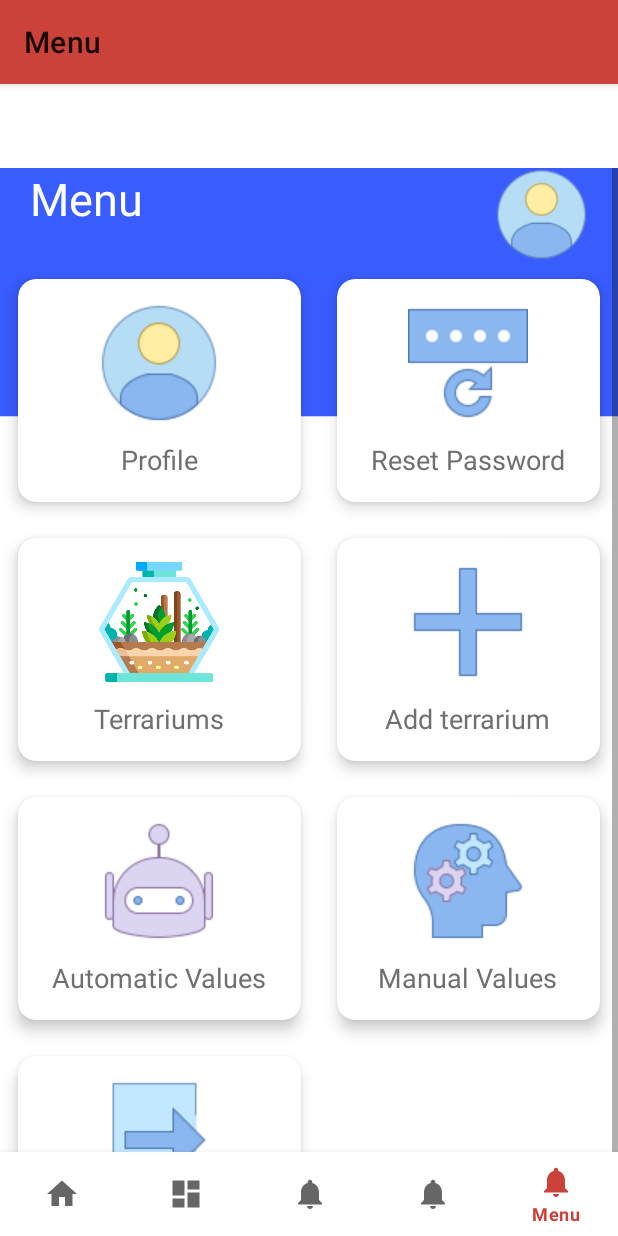
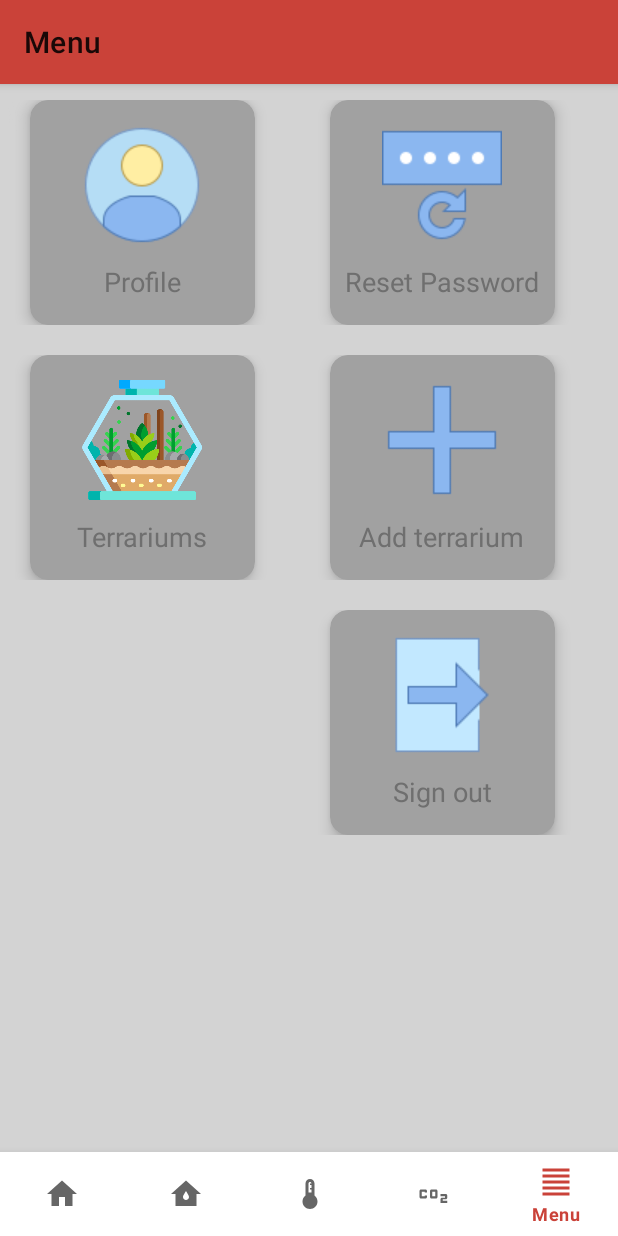
Before and after one commit to alinusiacoban/SEP4-InteractiveMedia, an Android app: the MenuFragment screen opened through its navigation route, on a phone screen of 412 x 824 dp. Run offline under Robolectric (Android 15) with nearby library versions, the phone set to English and light mode, and no system bars; our stand-ins replace Firebase (no records; nobody signed in at launch, a user with empty details on screens opened directly), navigation-ui.

Commit message:
finally fixed the menu page

```diff
--- a/app/src/main/res/layout/activity_main.xml
+++ b/app/src/main/res/layout/activity_main.xml
@@ -1,10 +1,10 @@
 <?xml version="1.0" encoding="utf-8"?>
 <androidx.constraintlayout.widget.ConstraintLayout xmlns:android="http://schemas.android.com/apk/res/android"
     xmlns:app="http://schemas.android.com/apk/res-auto"
+    xmlns:tools="http://schemas.android.com/tools"
     android:id="@+id/container"
     android:layout_width="match_parent"
-    android:layout_height="match_parent"
-    android:paddingTop="?attr/actionBarSize">
+    android:layout_height="match_parent">
 
     <com.google.android.material.bottomnavigation.BottomNavigationView
         android:id="@+id/nav_view"
@@ -12,7 +12,7 @@
         android:layout_height="wrap_content"
         android:layout_marginStart="0dp"
         android:layout_marginEnd="0dp"
-        android:background="?android:attr/windowBackground"
+        android:background="@color/white"
         app:layout_constraintBottom_toBottomOf="parent"
         app:layout_constraintLeft_toLeftOf="parent"
         app:layout_constraintRight_toRightOf="parent"
@@ -23,11 +23,12 @@
         android:name="androidx.navigation.fragment.NavHostFragment"
         android:layout_width="match_parent"
         android:layout_height="match_parent"
-        app:defaultNavHost="true"
+        android:layout_marginBottom="4dp"
+        app:defaultNavHost="false"
         app:layout_constraintBottom_toTopOf="@id/nav_view"
+        app:layout_constraintHorizontal_bias="0.0"
         app:layout_constraintLeft_toLeftOf="parent"
         app:layout_constraintRight_toRightOf="parent"
-        app:layout_constraintTop_toTopOf="parent"
         app:navGraph="@navigation/mobile_navigation" />
 
 </androidx.constraintlayout.widget.ConstraintLayout>
--- a/app/src/main/res/layout/fragment_home.xml
+++ b/app/src/main/res/layout/fragment_home.xml
@@ -4,8 +4,8 @@
     xmlns:tools="http://schemas.android.com/tools"
     android:layout_width="match_parent"
     android:layout_height="match_parent"
-    android:padding="8dp"
-    tools:context="com.aliniacoban.fishingindenmark.terraiot.ui.home.HomeFragment">
+    tools:context="com.aliniacoban.fishingindenmark.terraiot.ui.home.HomeFragment"
+    android:background="#D3D3D3">
 
     <TextView
         android:id="@+id/text_home"
@@ -86,7 +86,7 @@
                     android:background="@drawable/text_view_circle"
                     android:gravity="center"
                     android:layout_gravity="top"
-                    android:text="pula mea"
+                    android:text=""
                     android:textColor="@color/colorBlack"
                     />
 
@@ -104,7 +104,7 @@
                     android:background="@drawable/text_view_circle"
                     android:gravity="center"
                     android:layout_gravity="top"
-                    android:text="pula calului"
+                    android:text=""
                     android:textColor="@color/colorBlack"
                     />
             </LinearLayout>
@@ -145,7 +145,7 @@
                 android:background="@drawable/text_view_circle"
                 android:layout_gravity="top"
                 android:gravity="center"
-                android:text="pulapizda"
+                android:text=""
                 android:textColor="@color/colorBlack"
 
                 />
--- a/app/src/main/res/layout/menu_fragment.xml
+++ b/app/src/main/res/layout/menu_fragment.xml
@@ -1,297 +1,231 @@
 <?xml version="1.0" encoding="utf-8"?>
-<ScrollView
-    xmlns:android="http://schemas.android.com/apk/res/android"
+
+<LinearLayout xmlns:android="http://schemas.android.com/apk/res/android"
     xmlns:app="http://schemas.android.com/apk/res-auto"
     xmlns:tools="http://schemas.android.com/tools"
+    android:id="@+id/fragment1"
     android:layout_width="match_parent"
     android:layout_height="match_parent"
     android:orientation="vertical"
     tools:context=".terraiot.ui.menu.MenuFragment"
-    android:background="@drawable/menu_background"
-    android:id="@+id/fragment1"
-   >
-
-    <LinearLayout
-        android:layout_width="match_parent"
-        android:layout_height="match_parent"
-        android:orientation="vertical"
-        >
-        <RelativeLayout
-            android:layout_width="match_parent"
-            android:layout_height="wrap_content"
-            android:layout_marginRight="20dp"
-            android:layout_marginLeft="20dp" >
+    android:background="#D3D3D3">
 
     <TextView
         android:id="@+id/textMenu"
         android:layout_width="wrap_content"
         android:layout_height="wrap_content"
         android:text="Menu"
-                android:textColor="@color/white"
-                android:textSize="30sp" />
+        android:textColor="#D3D3D3"
+        android:textSize="30sp"
+        android:textStyle="bold" />
 
-            <ImageView
-                android:id="@+id/setProfilePicture"
-                android:layout_width="62dp"
-                android:layout_height="62dp"
-                android:layout_alignParentRight="true"
-                android:background="@drawable/add_profile_icon" />
-
-
-
-        </RelativeLayout>
-
-        <GridLayout
+    <LinearLayout
         android:layout_width="match_parent"
         android:layout_height="wrap_content"
+        android:layout_marginTop="-40dp"
+        android:alignmentMode="alignMargins"
         android:columnOrderPreserved="false"
-            android:alignmentMode="alignMargins"
-            android:columnCount="2"
-            android:rowCount="4">
+        android:orientation="vertical">
+
+        <LinearLayout
+            android:layout_width="match_parent"
+            android:layout_height="wrap_content"
+            android:orientation="horizontal"
+            android:padding="10dp">
 
             <androidx.cardview.widget.CardView
                 android:id="@+id/displayUserInfo"
-                android:layout_width="wrap_content"
-                android:layout_height="wrap_content"
+                android:layout_width="150dp"
+                android:layout_height="150dp"
+                android:layout_rowWeight="2"
                 android:layout_columnWeight="1"
-                android:layout_rowWeight="2"
+                android:layout_marginLeft="10dp"
+                app:cardCornerRadius="12dp"
                 app:cardElevation="6dp"
-                app:cardCornerRadius="12dp"
-                android:layout_margin="12dp">
+                app:cardBackgroundColor="#A1A1A1">
 
                 <LinearLayout
                     android:layout_width="match_parent"
                     android:layout_height="match_parent"
                     android:gravity="center"
-                    android:padding="16dp"
                     android:orientation="vertical"
-                    >
+                    android:padding="16dp">
 
                     <ImageView
                         android:layout_width="80dp"
                         android:layout_height="80dp"
-                        android:background="@drawable/profile_icon"/>
+                        android:background="@drawable/profile_icon" />
+
                     <TextView
                         android:layout_width="wrap_content"
                         android:layout_height="wrap_content"
+                        android:layout_marginTop="12dp"
                         android:text="Profile"
-                        android:textSize="18sp"
                         android:textColor="#6f6f6f"
-                        android:layout_marginTop="12dp"/>
-
-
-                </LinearLayout>
-
-            </androidx.cardview.widget.CardView>
-            <androidx.cardview.widget.CardView
-                android:id="@+id/resetPasswordProfile"
-                android:layout_width="wrap_content"
-                android:layout_height="wrap_content"
-                android:layout_columnWeight="1"
-                android:layout_rowWeight="1"
-                app:cardElevation="6dp"
-                app:cardCornerRadius="12dp"
-                android:layout_margin="12dp">
-
-                <LinearLayout
-                    android:layout_width="match_parent"
-                    android:layout_height="match_parent"
-                    android:gravity="center"
-                    android:padding="16dp"
-                    android:orientation="vertical"
-                    >
-
-                    <ImageView
-                        android:layout_width="80dp"
-                        android:layout_height="80dp"
-                        android:background="@drawable/reset_password"/>
-                    <TextView
-                        android:layout_width="wrap_content"
-                        android:layout_height="wrap_content"
-                        android:text="Reset Password"
-                        android:textSize="18sp"
-                        android:textColor="#6f6f6f"
-                        android:layout_marginTop="12dp"/>
-
-
-                </LinearLayout>
-
-            </androidx.cardview.widget.CardView>
-            <androidx.cardview.widget.CardView
-                android:id="@+id/terrariumsList"
-                android:layout_width="wrap_content"
-                android:layout_height="wrap_content"
-                android:layout_columnWeight="1"
-                android:layout_rowWeight="1"
-                app:cardElevation="6dp"
-                app:cardCornerRadius="12dp"
-                android:layout_margin="12dp">
-
-                <LinearLayout
-                    android:layout_width="match_parent"
-                    android:layout_height="match_parent"
-                    android:gravity="center"
-                    android:padding="16dp"
-                    android:orientation="vertical"
-                    >
-
-                    <ImageView
-                        android:layout_width="80dp"
-                        android:layout_height="80dp"
-                        android:background="@drawable/terrarium_list"/>
-                    <TextView
-                        android:layout_width="wrap_content"
-                        android:layout_height="wrap_content"
-                        android:text="Terrariums"
-                        android:textSize="18sp"
-                        android:textColor="#6f6f6f"
-                        android:layout_marginTop="12dp"/>
-
-
-                </LinearLayout>
-
-            </androidx.cardview.widget.CardView>
-            <androidx.cardview.widget.CardView
-                android:id="@+id/addTerrariumToList"
-                android:layout_width="wrap_content"
-                android:layout_height="wrap_content"
-                android:layout_columnWeight="1"
-                android:layout_rowWeight="1"
-                app:cardElevation="6dp"
-                app:cardCornerRadius="12dp"
-                android:layout_margin="12dp">
-
-                <LinearLayout
-                    android:layout_width="match_parent"
-                    android:layout_height="match_parent"
-                    android:gravity="center"
-                    android:padding="16dp"
-                    android:orientation="vertical"
-                    >
-
-                    <ImageView
-                        android:layout_width="80dp"
-                        android:layout_height="80dp"
-                        android:background="@drawable/add_terrarium"/>
-                    <TextView
-                        android:layout_width="wrap_content"
-                        android:layout_height="wrap_content"
-                        android:text="Add terrarium"
-                        android:textSize="18sp"
-                        android:textColor="#6f6f6f"
-                        android:layout_marginTop="12dp"/>
-
-
-                </LinearLayout>
-
-            </androidx.cardview.widget.CardView>
-            <androidx.cardview.widget.CardView
-                android:id="@+id/setAutoValues"
-                android:layout_width="wrap_content"
-                android:layout_height="wrap_content"
-                android:layout_columnWeight="1"
-                android:layout_rowWeight="1"
-                app:cardElevation="6dp"
-                app:cardCornerRadius="12dp"
-                android:layout_margin="12dp">
-
-                <LinearLayout
-                    android:layout_width="match_parent"
-                    android:layout_height="match_parent"
-                    android:gravity="center"
-                    android:padding="16dp"
-                    android:orientation="vertical"
-                    >
-
-                    <ImageView
-                        android:layout_width="80dp"
-                        android:layout_height="80dp"
-                        android:background="@drawable/automatic_values"/>
-                    <TextView
-                        android:layout_width="wrap_content"
-                        android:layout_height="wrap_content"
-                        android:text="Automatic Values"
-                        android:textSize="18sp"
-                        android:textColor="#6f6f6f"
-                        android:layout_marginTop="12dp"/>
-
-
-                </LinearLayout>
-
-            </androidx.cardview.widget.CardView>
-            <androidx.cardview.widget.CardView
-                android:id="@+id/setManualValues"
-                android:layout_width="wrap_content"
-                android:layout_height="wrap_content"
-                android:layout_columnWeight="1"
-                android:layout_rowWeight="1"
-                app:cardElevation="6dp"
-                app:cardCornerRadius="12dp"
-                android:layout_margin="12dp">
-
-                <LinearLayout
-                    android:layout_width="match_parent"
-                    android:layout_height="match_parent"
-                    android:gravity="center"
-                    android:padding="16dp"
-                    android:orientation="vertical"
-                    >
-
-                    <ImageView
-                        android:layout_width="80dp"
-                        android:layout_height="80dp"
-                        android:background="@drawable/manual_values"/>
-                    <TextView
-                        android:layout_width="wrap_content"
-                        android:layout_height="wrap_content"
-                        android:text="Manual Values"
-                        android:textSize="18sp"
-                        android:textColor="#6f6f6f"
-                        android:layout_marginTop="12dp"/>
-
-
-                </LinearLayout>
-
-            </androidx.cardview.widget.CardView>
-            <androidx.cardview.widget.CardView
-                android:id="@+id/signOutUser"
-                android:layout_width="wrap_content"
-                android:layout_height="wrap_content"
-                android:layout_columnWeight="1"
-                android:layout_rowWeight="1"
-                app:cardElevation="6dp"
-                app:cardCornerRadius="12dp"
-                android:layout_margin="12dp">
-
-                <LinearLayout
-                    android:layout_width="match_parent"
-                    android:layout_height="match_parent"
-                    android:gravity="center"
-                    android:padding="16dp"
-                    android:orientation="vertical"
-                    >
-
-                    <ImageView
-                        android:layout_width="80dp"
-                        android:layout_height="80dp"
-                        android:background="@drawable/logout"/>
-                    <TextView
-                        android:layout_width="wrap_content"
-                        android:layout_height="wrap_content"
-                        android:text="Sign out"
-                        android:textSize="18sp"
-                        android:textColor="#6f6f6f"
-                        android:layout_marginTop="12dp"/>
+                        android:textSize="18sp" />
 
 
                 </LinearLayout>
 
             </androidx.cardview.widget.CardView>
 
+            <androidx.cardview.widget.CardView
+                android:id="@+id/resetPasswordProfile"
+                android:layout_width="150dp"
+                android:layout_height="150dp"
+                android:layout_rowWeight="1"
+                android:layout_columnWeight="1"
+                android:layout_marginLeft="50dp"
+                app:cardCornerRadius="12dp"
+                app:cardElevation="6dp"
+                app:cardBackgroundColor="#A1A1A1">
 
+                <LinearLayout
+                    android:layout_width="match_parent"
+                    android:layout_height="match_parent"
+                    android:gravity="center"
+                    android:orientation="vertical">
 
-        </GridLayout>
+                    <ImageView
+                        android:layout_width="80dp"
+                        android:layout_height="80dp"
+                        android:background="@drawable/reset_password" />
+
+                    <TextView
+                        android:layout_width="wrap_content"
+                        android:layout_height="wrap_content"
+                        android:layout_marginTop="12dp"
+                        android:text="Reset Password"
+                        android:textColor="#6f6f6f"
+                        android:textSize="18sp" />
+
 
                 </LinearLayout>
 
-</ScrollView>
+            </androidx.cardview.widget.CardView>
+        </LinearLayout>
+
+        <LinearLayout
+            android:layout_width="match_parent"
+            android:layout_height="wrap_content"
+            android:orientation="horizontal"
+            android:padding="10dp">
+
+            <androidx.cardview.widget.CardView
+                android:id="@+id/terrariumsList"
+                android:layout_width="150dp"
+                android:layout_height="150dp"
+                android:layout_rowWeight="1"
+                android:layout_columnWeight="1"
+                android:layout_marginLeft="10dp"
+                app:cardCornerRadius="12dp"
+                app:cardElevation="6dp"
+                app:cardBackgroundColor="#A1A1A1">
+
+                <LinearLayout
+                    android:layout_width="match_parent"
+                    android:layout_height="match_parent"
+                    android:gravity="center"
+                    android:orientation="vertical"
+                    android:padding="16dp">
+
+                    <ImageView
+                        android:layout_width="80dp"
+                        android:layout_height="80dp"
+                        android:background="@drawable/terrarium_list" />
+
+                    <TextView
+                        android:layout_width="wrap_content"
+                        android:layout_height="wrap_content"
+                        android:layout_marginTop="12dp"
+                        android:text="Terrariums"
+                        android:textColor="#6f6f6f"
+                        android:textSize="18sp" />
+
+
+                </LinearLayout>
+
+            </androidx.cardview.widget.CardView>
+
+            <androidx.cardview.widget.CardView
+                android:id="@+id/addTerrariumToList"
+                android:layout_width="150dp"
+                android:layout_height="150dp"
+                android:layout_rowWeight="1"
+                android:layout_columnWeight="1"
+                android:layout_marginLeft="50dp"
+                app:cardCornerRadius="12dp"
+                app:cardElevation="6dp"
+                app:cardBackgroundColor="#A1A1A1">
+
+                <LinearLayout
+                    android:layout_width="match_parent"
+                    android:layout_height="match_parent"
+                    android:gravity="center"
+                    android:orientation="vertical"
+                    android:padding="16dp">
+
+                    <ImageView
+                        android:layout_width="80dp"
+                        android:layout_height="80dp"
+                        android:background="@drawable/add_terrarium" />
+
+                    <TextView
+                        android:layout_width="wrap_content"
+                        android:layout_height="wrap_content"
+                        android:layout_marginTop="12dp"
+                        android:text="Add terrarium"
+                        android:textColor="#6f6f6f"
+                        android:textSize="18sp" />
+
+
+                </LinearLayout>
+
+            </androidx.cardview.widget.CardView>
+        </LinearLayout>
+
+        <LinearLayout
+            android:layout_width="match_parent"
+            android:layout_height="wrap_content"
+            android:orientation="horizontal"
+            android:padding="10dp">
+
+            <androidx.cardview.widget.CardView
+                android:id="@+id/signOutUser"
+                android:layout_width="150dp"
+                android:layout_height="150dp"
+                android:layout_rowWeight="1"
+                android:layout_columnWeight="1"
+                android:layout_marginLeft="210dp"
+                app:cardCornerRadius="12dp"
+                app:cardElevation="6dp"
+                app:cardBackgroundColor="#A1A1A1">
+
+                <LinearLayout
+                    android:layout_width="match_parent"
+                    android:layout_height="match_parent"
+                    android:gravity="center"
+                    android:orientation="vertical"
+                    android:padding="16dp">
+
+                    <ImageView
+                        android:layout_width="80dp"
+                        android:layout_height="80dp"
+                        android:background="@drawable/logout" />
+
+                    <TextView
+                        android:layout_width="wrap_content"
+                        android:layout_height="wrap_content"
+                        android:layout_marginTop="12dp"
+                        android:text="Sign out"
+                        android:textColor="#6f6f6f"
+                        android:textSize="18sp" />
+
+
+                </LinearLayout>
+
+            </androidx.cardview.widget.CardView>
+
+        </LinearLayout>
+    </LinearLayout>
+</LinearLayout>
--- a/app/src/main/res/layout/recycleview_view_terrariums.xml
+++ b/app/src/main/res/layout/recycleview_view_terrariums.xml
@@ -4,7 +4,8 @@
     xmlns:tools="http://schemas.android.com/tools"
     android:layout_width="wrap_content"
     android:layout_height="wrap_content"
-    android:orientation="vertical">
+    android:orientation="vertical"
+    android:id="@+id/fragment">
 
     <androidx.cardview.widget.CardView
         android:id="@+id/cardViewNotif485"
--- a/app/src/main/res/menu/bottom_nav_menu.xml
+++ b/app/src/main/res/menu/bottom_nav_menu.xml
@@ -8,20 +8,20 @@
 
     <item
         android:id="@+id/navigation_humidity"
-        android:icon="@drawable/ic_dashboard_black_24dp"
+        android:icon="@drawable/ic_humidity"
         android:title="@string/title_humidity" />
 
     <item
         android:id="@+id/navigation_temperature"
-        android:icon="@drawable/ic_notifications_black_24dp"
+        android:icon="@drawable/ic_temperature"
         android:title="@string/title_temperature" />
     <item
         android:id="@+id/navigation_co2"
-        android:icon="@drawable/ic_notifications_black_24dp"
+        android:icon="@drawable/ic_co2"
         android:title="@string/title_co2" />
     <item
         android:id="@+id/navigation_menu"
-        android:icon="@drawable/ic_notifications_black_24dp"
+        android:icon="@drawable/ic_more"
         android:title="@string/title_menu" />
 
 </menu>
--- a/app/src/main/res/values/dimens.xml
+++ b/app/src/main/res/values/dimens.xml
@@ -1,5 +1,5 @@
 <resources>
     <!-- Default screen margins, per the Android Design guidelines. -->
-    <dimen name="activity_horizontal_margin">16dp</dimen>
-    <dimen name="activity_vertical_margin">16dp</dimen>
+    <dimen name="activity_horizontal_margin">0dp</dimen>
+    <dimen name="activity_vertical_margin">0dp</dimen>
 </resources>
```
Also changed, not shown: app/src/main/res/drawable/backkkggg.png (added). Lines whose indentation alone changed are shown as unchanged.
